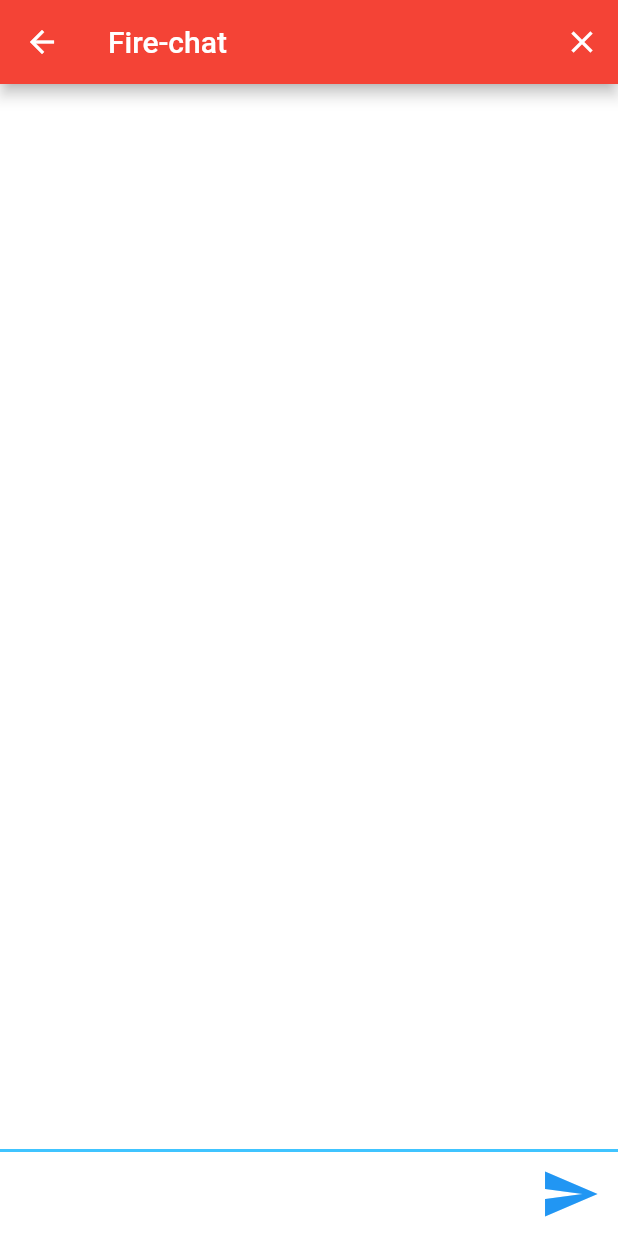
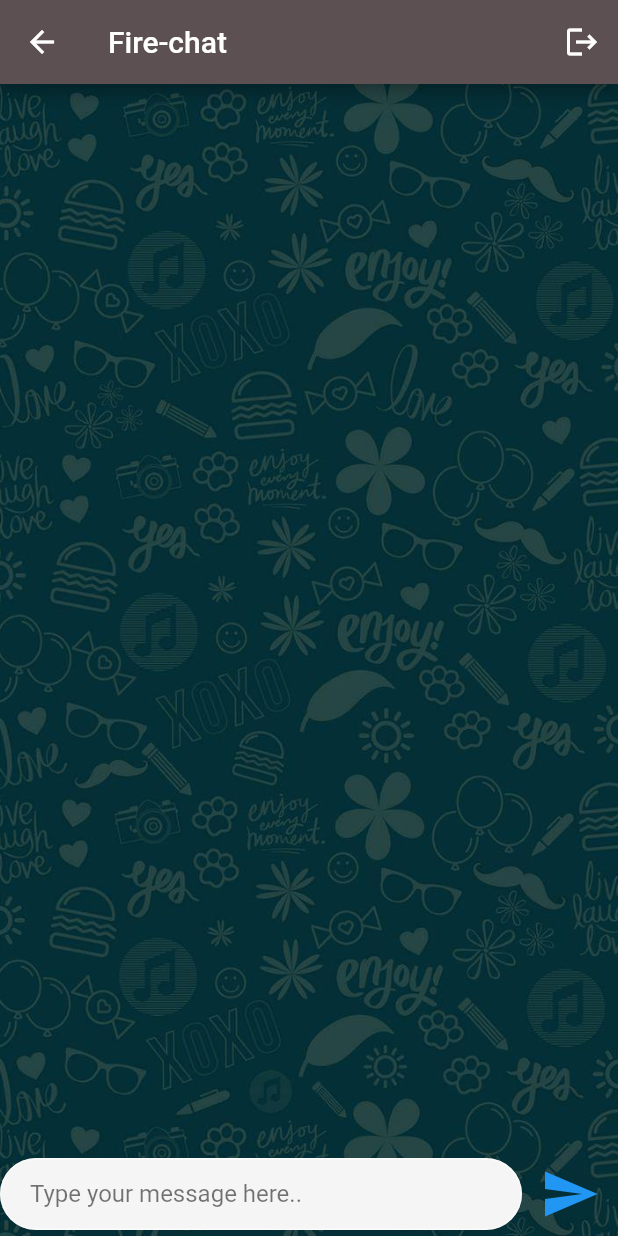
Before and after one commit to Kunal4now/Fire-Chat, a Flutter app: the ChatScreen screen opened by its route, on a phone screen of 412 x 824 dp. Run offline on Flutter 3.47's test engine with Material 2 defaults, Android fonts, the phone set to English and light mode, and no system bars; our stand-ins replace cloud_firestore, firebase_auth, firebase_core, modal_progress_hud; accounts and stored records are empty.

Commit message:
Changed the whole theme of the app

```diff
--- a/lib/constants.dart
+++ b/lib/constants.dart
@@ -6,11 +6,16 @@ const kSendButtonTextStyle = TextStyle(
   fontSize: 18.0,
 );
 
-const kMessageTextFieldDecoration = InputDecoration(
-  contentPadding: EdgeInsets.symmetric(vertical: 10.0, horizontal: 20.0),
-  hintText: 'Type your message here..',
-  border: InputBorder.none,
-);
+const kLoginTextFieldColor = Color(0xFF736365);
+const kButtonColor = Color(0xFFE49E54);
+// const kMessageTextFieldDecoration = InputDecoration(
+//   border: OutlineInputBorder(
+//     borderRadius: BorderRadius.circular(10.0),
+//   ),
+//   filled: true,
+//   contentPadding: EdgeInsets.symmetric(vertical: 10.0, horizontal: 20.0),
+//   hintText: 'Type your message here..',
+// );
 
 const kMessageContainerDecoration = BoxDecoration(
     border: Border(
--- a/lib/main.dart
+++ b/lib/main.dart
@@ -4,7 +4,6 @@ import 'package:flutter/material.dart';
 import 'package:flash_chat/screens/welcome_screen.dart';
 import 'package:flash_chat/screens/login_screen.dart';
 import 'package:flash_chat/screens/registration_screen.dart';
-import 'package:firebase_core/firebase_core.dart';
 
 void main() async {
   WidgetsFlutterBinding.ensureInitialized();
@@ -18,6 +17,7 @@ class FlashChat extends StatelessWidget {
     return MaterialApp(
       debugShowCheckedModeBanner: false,
       theme: ThemeData.dark().copyWith(
+        scaffoldBackgroundColor: Color(0xFF5C5053),
         textTheme: TextTheme(
           bodyText2: TextStyle(
             color: Colors.black54,
--- a/lib/screens/chat_screen.dart
+++ b/lib/screens/chat_screen.dart
@@ -8,6 +8,16 @@ import 'package:flutter/services.dart';
 
 final _fireStore = FirebaseFirestore.instance;
 User loggedInUser;
+
+String getName(String sender) {
+  int i = 0;
+  for (i = 0; i < sender.length; i++) {
+    if (sender[i] == '@') {
+      break;
+    }
+  }
+  return sender.substring(0, i);
+}
 
 class ChatScreen extends StatefulWidget {
   static const id = 'chat_screen';
@@ -60,7 +70,7 @@ class _ChatScreenState extends State<ChatScreen> {
           leading: null,
           actions: <Widget>[
             IconButton(
-                icon: Icon(Icons.close),
+                icon: Icon(Icons.logout),
                 onPressed: () {
                   messageStream();
                   _auth.signOut();
@@ -68,25 +78,44 @@ class _ChatScreenState extends State<ChatScreen> {
                 }),
           ],
           title: Text('Fire-chat'),
-          backgroundColor: Colors.red),
-      body: SafeArea(
+          backgroundColor: Color(0xFF5C5053)),
+      body: Container(
+        decoration: BoxDecoration(
+          image: DecorationImage(
+            fit: BoxFit.cover,
+            image: AssetImage('images/chat_background.jpg'),
+          ),
+        ),
+        child: SafeArea(
           child: Column(
             mainAxisAlignment: MainAxisAlignment.spaceBetween,
             crossAxisAlignment: CrossAxisAlignment.stretch,
             children: <Widget>[
               MessageStream(),
               Container(
-              decoration: kMessageContainerDecoration,
+                // decoration: kMessageContainerDecoration,
                 child: Row(
                   crossAxisAlignment: CrossAxisAlignment.center,
                   children: <Widget>[
                     Expanded(
                       child: TextField(
+                        keyboardType: TextInputType.multiline,
+                        maxLines: null,
                         controller: MessageTextSController,
                         onChanged: (value) {
                           messageText = value;
                         },
-                      decoration: kMessageTextFieldDecoration,
+                        decoration: InputDecoration(
+                          border: OutlineInputBorder(
+                            borderRadius: BorderRadius.circular(30.0),
+                          ),
+                          filled: true,
+                          fillColor: Colors.grey[100],
+                          contentPadding: EdgeInsets.symmetric(
+                              vertical: 10.0, horizontal: 20.0),
+                          hintText: 'Type your message here..',
+                          hintStyle: TextStyle(color: Colors.black54),
+                        ),
                         style: TextStyle(color: Colors.black54),
                       ),
                     ),
@@ -98,6 +127,7 @@ class _ChatScreenState extends State<ChatScreen> {
                           'sender': loggedInUser.email,
                           'time': DateTime.now().millisecondsSinceEpoch,
                         });
+                        print(getName(loggedInUser.email));
                         SystemChannels.textInput.invokeMethod('TextInput.hide');
                       },
                       child: Icon(
@@ -109,6 +139,7 @@ class _ChatScreenState extends State<ChatScreen> {
                 ),
               ),
             ],
+          ),
         ),
       ),
     );
@@ -157,16 +188,17 @@ class MessageBubble extends StatelessWidget {
   @override
   Widget build(BuildContext context) {
     return Padding(
-      padding: EdgeInsets.all(10.0),
+      padding: EdgeInsets.only(bottom: 10.0),
       child: Column(
         crossAxisAlignment:
             (isMe ? CrossAxisAlignment.end : CrossAxisAlignment.start),
         children: [
           Text(
-            sender,
+            getName(sender),
             style: TextStyle(
-              fontSize: 10.0,
-              color: Colors.black,
+              fontSize: 11.0,
+              color: Colors.white,
+              fontWeight: FontWeight.bold,
             ),
           ),
           Material(
@@ -177,7 +209,7 @@ class MessageBubble extends StatelessWidget {
               bottomRight: Radius.circular(30.0),
             ),
             elevation: 5.0,
-            color: (isMe ? Colors.lightBlueAccent : Colors.white),
+            color: (isMe ? Colors.blue[700] : Colors.white),
             child: Padding(
               padding: EdgeInsets.symmetric(vertical: 10.0, horizontal: 20.0),
               child: Text(
--- a/lib/screens/registration_screen.dart
+++ b/lib/screens/registration_screen.dart
@@ -2,6 +2,7 @@ import 'package:flash_chat/screens/chat_screen.dart';
 import 'package:flutter/material.dart';
 import 'package:firebase_auth/firebase_auth.dart';
 import 'package:modal_progress_hud/modal_progress_hud.dart';
+import 'package:flash_chat/constants.dart';
 
 class RegistrationScreen extends StatefulWidget {
   static const String id = 'registration_screen';
@@ -20,7 +21,7 @@ class _RegistrationScreenState extends State<RegistrationScreen> {
     return ModalProgressHUD(
       inAsyncCall: showSpinner,
       child: Scaffold(
-        backgroundColor: Colors.white,
+        // backgroundColor: Colors.white,
         body: Column(
           mainAxisAlignment: MainAxisAlignment.center,
           crossAxisAlignment: CrossAxisAlignment.stretch,
@@ -103,7 +104,7 @@ class _RegistrationScreenState extends State<RegistrationScreen> {
             Padding(
               padding: EdgeInsets.symmetric(vertical: 16.0, horizontal: 10.0),
               child: Material(
-                color: Colors.blueAccent,
+                color: kButtonColor,
                 // borderRadius: BorderRadius.all(Radius.circular(30.0)),
                 elevation: 5.0,
                 child: MaterialButton(
```
Also changed, not shown: lib/screens/login_screen.dart (+10 -5 lines), lib/screens/welcome_screen.dart (+6 -6 lines), images/chat_background.jpg (added). Lines whose indentation alone changed are shown as unchanged.
